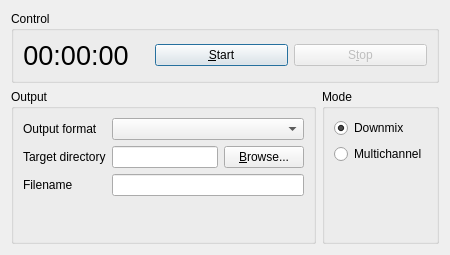
First picture: the form in src/mumble/VoiceRecorderDialog.ui, repository mumble-voip/mumble, before the edit.
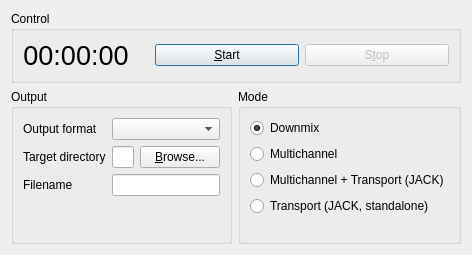
Second picture: the form after the edit. Icons and pictures are not drawn. Custom widgets are drawn as their Qt base class.

Commit message: FEAT(client, ui): Added JACK transport recording options for external per-user audio capture/processing

Patch:
```diff
--- a/src/mumble/VoiceRecorderDialog.ui
+++ b/src/mumble/VoiceRecorderDialog.ui
@@ -119,6 +119,20 @@
         </property>
        </widget>
       </item>
+	  <item>
+       <widget class="QRadioButton" name="qrbMultichannelAndTransport">
+        <property name="text">
+         <string>Multichannel + Transport (JACK)</string>
+        </property>
+       </widget>
+      </item>
+	  <item>
+       <widget class="QRadioButton" name="qrbTransportStandalone">
+        <property name="text">
+         <string>Transport (JACK, standalone)</string>
+        </property>
+       </widget>
+      </item>
       <item>
        <spacer name="verticalSpacer">
         <property name="orientation">
```
The commit also changes 10 other files.
